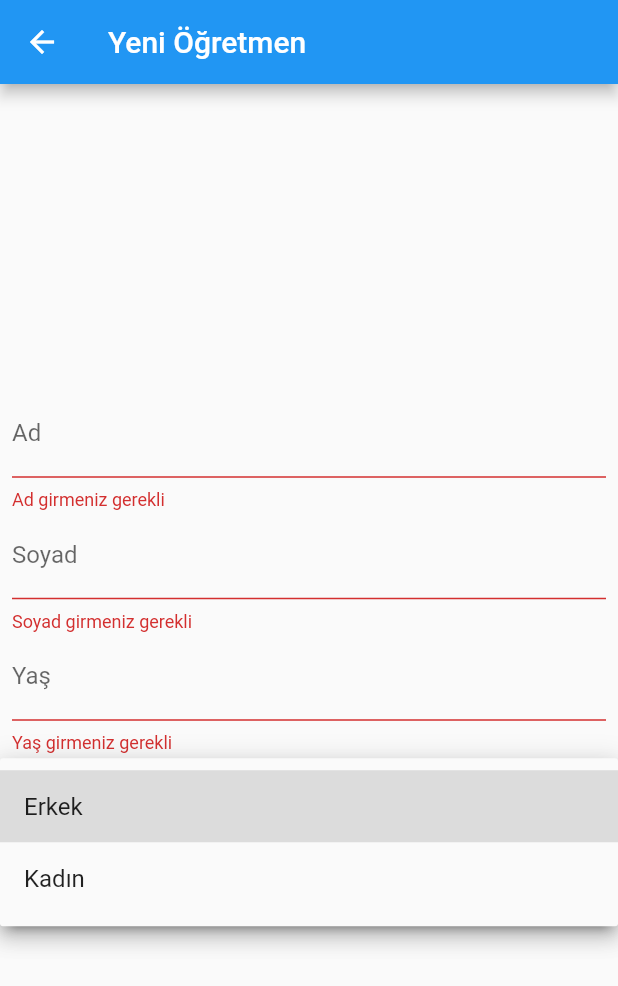
After one commit to seniorBurak/ogrenci_uyg, a Flutter app: the OgretmenForm screen opened directly, after a tap on "Kaydet", after a tap on "Lütfen cinsiyet seçiniz", on a phone screen of 412 x 824 dp. The commit adds this screen. Shown: the top 986 px of the screen. Run offline on Flutter 3.47's test engine with Material 2 defaults, Android fonts, the phone set to English and light mode, and no system bars; our stand-ins replace flutter_riverpod.

Commit message:
internet veri gönderme

```diff
--- a/lib/models/ogretmen.dart
+++ b/lib/models/ogretmen.dart
@@ -13,4 +13,13 @@
           m['yas'],
           m['cinsiyet'],
         );
+
+  Map toMap() {
+    return {
+      'ad': ad,
+      'soyad': soyad,
+      'yas': yas,
+      'cinsiyet': cinsiyet,
+    };
+  }
 }
--- /dev/null
+++ b/lib/pages/ogretmen/ogretmen_form.dart
@@ -0,0 +1,144 @@
+import 'package:flutter/material.dart';
+import 'package:flutter_riverpod/flutter_riverpod.dart';
+import 'package:ogrenci_uyg/models/ogretmen.dart';
+import 'package:ogrenci_uyg/services/data_service.dart';
+
+class OgretmenForm extends ConsumerStatefulWidget {
+  const OgretmenForm({Key? key}) : super(key: key);
+
+  @override
+  _OgretmenFormState createState() => _OgretmenFormState();
+}
+
+class _OgretmenFormState extends ConsumerState<OgretmenForm> {
+  final Map<String, dynamic> girilen = {};
+  final _formKey = GlobalKey<FormState>();
+
+  bool isSaving = false;
+  @override
+  Widget build(BuildContext context) {
+    return Scaffold(
+      appBar: AppBar(
+        title: const Text('Yeni Öğretmen'),
+      ),
+      body: SafeArea(
+        child: Padding(
+          padding: const EdgeInsets.all(8.0),
+          child: Form(
+            key: _formKey,
+            child: Column(
+              mainAxisAlignment: MainAxisAlignment.center,
+              crossAxisAlignment: CrossAxisAlignment.stretch,
+              children: [
+                TextFormField(
+                  decoration: const InputDecoration(
+                    label: Text('Ad'),
+                  ),
+                  validator: (value) {
+                    if (value?.isNotEmpty != true) {
+                      return 'Ad girmeniz gerekli';
+                    }
+                  },
+                  onSaved: (newValue) {
+                    girilen['ad'] = newValue;
+                  },
+                ),
+                TextFormField(
+                  decoration: const InputDecoration(
+                    label: Text('Soyad'),
+                  ),
+                  validator: (value) {
+                    if (value?.isNotEmpty != true) {
+                      return 'Soyad girmeniz gerekli';
+                    }
+                  },
+                  onSaved: (newValue) {
+                    girilen['soyad'] = newValue;
+                  },
+                ),
+                TextFormField(
+                  decoration: const InputDecoration(
+                    label: Text('Yaş'),
+                  ),
+                  validator: (value) {
+                    if (value == null || value.isNotEmpty != true) {
+                      return 'Yaş girmeniz gerekli';
+                    }
+                    if (int.tryParse(value) == null) {
+                      return 'Rakamlarla yaş girmeniz gerekli.';
+                    }
+                  },
+                  keyboardType: TextInputType.number,
+                  onSaved: (newValue) {
+                    girilen['yas'] = int.parse(newValue!);
+                  },
+                ),
+                DropdownButtonFormField(
+                  items: const [
+                    DropdownMenuItem(
+                      child: Text('Erkek'),
+                      value: 'Erkek',
+                    ),
+                    DropdownMenuItem(
+                      child: Text('Kadın'),
+                      value: 'Kadın',
+                    ),
+                  ],
+                  value: girilen['cinsiyet'],
+                  onChanged: (value) {
+                    setState(() {
+                      girilen['cinsiyet'] = value;
+                    });
+                  },
+                  validator: (value) {
+                    if (value == null) {
+                      return 'Lütfen cinsiyet seçiniz';
+                    }
+                  },
+                ),
+                if (isSaving)
+                  const Center(child: CircularProgressIndicator())
+                else
+                  ElevatedButton(
+                      onPressed: () {
+                        final formState = _formKey.currentState;
+                        if (formState == null) return;
+                        if (formState.validate() == true) {
+                          formState.save();
+                          print(girilen);
+                        }
+                        _kaydet();
+                      },
+                      child: const Text('Kaydet'))
+              ],
+            ),
+          ),
+        ),
+      ),
+    );
+  }
+
+  Future<void> _kaydet() async {
+    try {
+      setState(() {
+        isSaving = true;
+      });
+
+      await ref
+          .read(dataServiceProvider)
+          .ogretmenEkle(Ogretmen.fromMap(girilen));
+      Navigator.of(context).pop(true);
+    } catch (e) {
+      ScaffoldMessenger.of(context).showSnackBar(
+        SnackBar(
+          content: Text(e.toString()),
+        ),
+      );
+    } finally {
+      setState(() {
+        isSaving = false;
+      });
+    }
+    await ref.read(dataServiceProvider).ogretmenEkle(Ogretmen.fromMap(girilen));
+  }
+}
--- a/lib/pages/ogretmenler_sayfasi.dart
+++ b/lib/pages/ogretmenler_sayfasi.dart
@@ -1,6 +1,7 @@
 import 'package:flutter/cupertino.dart';
 import 'package:flutter/material.dart';
 import 'package:flutter_riverpod/flutter_riverpod.dart';
+import 'package:ogrenci_uyg/pages/ogretmen/ogretmen_form.dart';
 import 'package:ogrenci_uyg/repository/ogretmenler_repository.dart';
 
 import '../models/ogretmen.dart';
@@ -47,6 +48,20 @@
             ),
           )
         ],
+      ),
+      floatingActionButton: FloatingActionButton(
+        onPressed: () async {
+          final created =
+              await Navigator.of(context).push<bool>(MaterialPageRoute(
+            builder: (context) {
+              return const OgretmenForm();
+            },
+          ));
+          if (created == true) {
+            print('Ogretmenleri yenile');
+          }
+        },
+        child: const Icon(Icons.add),
       ),
     );
   }
--- a/lib/services/data_service.dart
+++ b/lib/services/data_service.dart
@@ -16,6 +16,21 @@
       throw Exception('Ogretmen indirilemedi ${response.statusCode}');
     }
   }
+
+  Future<void> ogretmenEkle(Ogretmen ogretmen) async {
+    final response = await http.post(
+      Uri.parse('$baseUrl/ogretmen'),
+      headers: <String, String>{
+        'Content-Type': 'application/json; charset=UTF-8',
+      },
+      body: jsonEncode(ogretmen.toMap()),
+    );
+    if (response.statusCode == 201) {
+      return;
+    } else {
+      throw Exception('Ogretmen eklenemedi ${response.statusCode}');
+    }
+  }
 }
 
 final dataServiceProvider = Provider((ref) {
```
